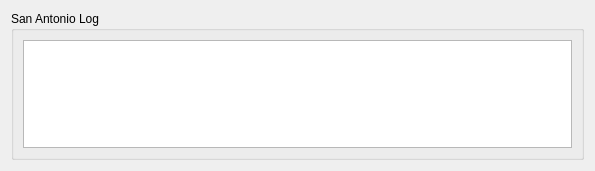
Before: the Qt Designer form san-antonio/sanantonio/ui/san_antonio_log.ui in jumiknows/AleasatV2, drawn with Qt 5.
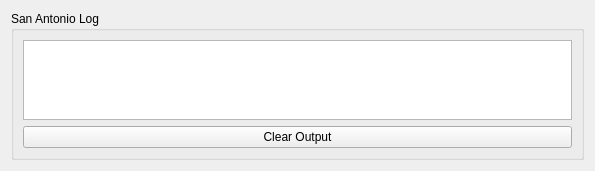
After: the same form once the commit is applied.

Commit message:
ALEA-896 Add clear output button to San Antonio log https://gitlab.com/alea-2020/command-data-handling/obc2-firmware/-/merge_requests/159
# Overview
- Added clear output button to San Antonio log

# Testing
- Manually tested UI

```diff
--- a/san-antonio/sanantonio/ui/san_antonio_log.ui
+++ b/san-antonio/sanantonio/ui/san_antonio_log.ui
@@ -39,6 +39,13 @@
         </property>
        </widget>
       </item>
+      <item row="1" column="0">
+       <widget class="QPushButton" name="sa_log_clear_btn">
+        <property name="text">
+         <string>Clear Output</string>
+        </property>
+       </widget>
+      </item>
      </layout>
     </widget>
    </item>
```
The commit also changes 2 other files.
